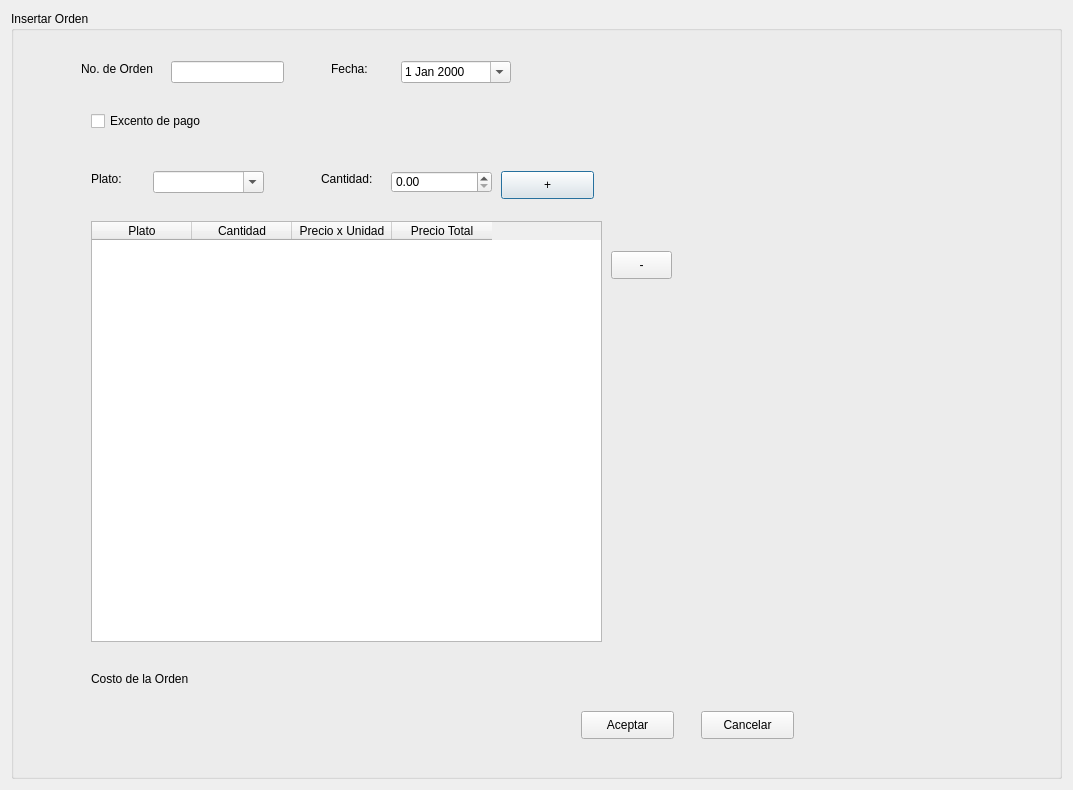
The window that RumbaBurger/form_insertarorden.ui (yordanlp/RumbaBurger) describes before a commit, drawn with Qt 5.
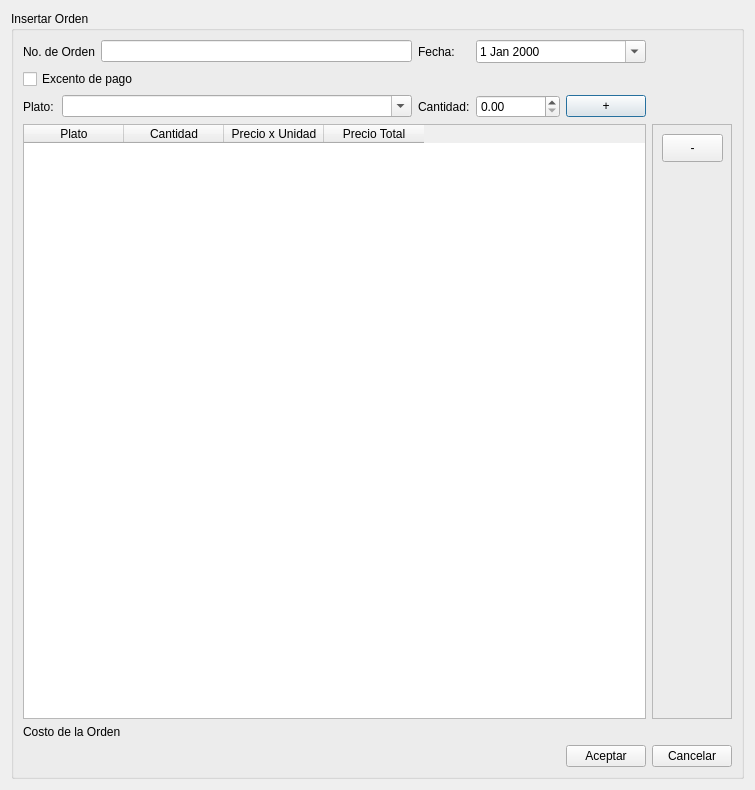
The same window after the commit.

The edit to the form file:
```diff
--- a/RumbaBurger/form_insertarorden.ui
+++ b/RumbaBurger/form_insertarorden.ui
@@ -6,7 +6,7 @@
    <rect>
     <x>0</x>
     <y>0</y>
-    <width>1073</width>
+    <width>755</width>
     <height>790</height>
    </rect>
   </property>
@@ -19,142 +19,113 @@
      <property name="title">
       <string>Insertar Orden</string>
      </property>
-     <widget class="QLineEdit" name="le_norder">
-      <property name="geometry">
-       <rect>
-        <x>160</x>
-        <y>50</y>
-        <width>113</width>
-        <height>22</height>
-       </rect>
-      </property>
-     </widget>
+     <layout class="QGridLayout" name="gridLayout_2">
+      <item row="0" column="0" colspan="2">
      <widget class="QLabel" name="label">
-      <property name="geometry">
-       <rect>
-        <x>70</x>
-        <y>50</y>
-        <width>81</width>
-        <height>16</height>
-       </rect>
-      </property>
       <property name="text">
        <string>No. de Orden</string>
       </property>
      </widget>
+      </item>
+      <item row="0" column="2">
+       <widget class="QLineEdit" name="le_norder"/>
+      </item>
+      <item row="0" column="3">
+       <widget class="QLabel" name="label_4">
+        <property name="text">
+         <string>Fecha:</string>
+        </property>
+       </widget>
+      </item>
+      <item row="0" column="4" colspan="2">
+       <widget class="QDateEdit" name="de_fecha">
+        <property name="currentSection">
+         <enum>QDateTimeEdit::DaySection</enum>
+        </property>
+        <property name="calendarPopup">
+         <bool>true</bool>
+        </property>
+       </widget>
+      </item>
+      <item row="1" column="0" colspan="3">
      <widget class="QCheckBox" name="cb_excento">
-      <property name="geometry">
-       <rect>
-        <x>80</x>
-        <y>100</y>
-        <width>131</width>
-        <height>20</height>
-       </rect>
-      </property>
       <property name="text">
        <string>Excento de pago</string>
       </property>
      </widget>
-     <widget class="QTableWidget" name="tw_platos">
-      <property name="geometry">
-       <rect>
-        <x>80</x>
-        <y>210</y>
-        <width>511</width>
-        <height>421</height>
-       </rect>
-      </property>
-      <column>
-       <property name="text">
-        <string>Plato</string>
-       </property>
-      </column>
-      <column>
-       <property name="text">
-        <string>Cantidad</string>
-       </property>
-      </column>
-      <column>
-       <property name="text">
-        <string>Precio x Unidad</string>
-       </property>
-      </column>
-      <column>
-       <property name="text">
-        <string>Precio Total</string>
-       </property>
-      </column>
-     </widget>
-     <widget class="QComboBox" name="cb_plato">
-      <property name="geometry">
-       <rect>
-        <x>142</x>
-        <y>160</y>
-        <width>111</width>
-        <height>22</height>
-       </rect>
-      </property>
-      <property name="editable">
-       <bool>true</bool>
-      </property>
-     </widget>
+      </item>
+      <item row="2" column="0">
      <widget class="QLabel" name="label_2">
-      <property name="geometry">
-       <rect>
-        <x>80</x>
-        <y>160</y>
-        <width>55</width>
-        <height>16</height>
-       </rect>
-      </property>
       <property name="text">
        <string>Plato:</string>
       </property>
      </widget>
+      </item>
+      <item row="2" column="1" colspan="2">
+       <widget class="QComboBox" name="cb_plato">
+        <property name="editable">
+         <bool>true</bool>
+        </property>
+       </widget>
+      </item>
+      <item row="2" column="3">
      <widget class="QLabel" name="label_3">
-      <property name="geometry">
-       <rect>
-        <x>310</x>
-        <y>160</y>
-        <width>61</width>
-        <height>16</height>
-       </rect>
-      </property>
       <property name="text">
        <string>Cantidad:</string>
       </property>
      </widget>
+      </item>
+      <item row="2" column="4">
      <widget class="QDoubleSpinBox" name="sb_cantidad">
-      <property name="geometry">
-       <rect>
-        <x>380</x>
-        <y>160</y>
-        <width>101</width>
-        <height>22</height>
-       </rect>
-      </property>
       <property name="maximum">
        <double>1000000000.990000009536743</double>
       </property>
      </widget>
+      </item>
+      <item row="2" column="5">
      <widget class="QPushButton" name="pb_add">
-      <property name="geometry">
-       <rect>
-        <x>490</x>
-        <y>160</y>
-        <width>93</width>
-        <height>28</height>
-       </rect>
-      </property>
       <property name="text">
        <string>+</string>
       </property>
      </widget>
+      </item>
+      <item row="3" column="0" colspan="6">
+       <widget class="QTableWidget" name="tw_platos">
+        <column>
+         <property name="text">
+          <string>Plato</string>
+         </property>
+        </column>
+        <column>
+         <property name="text">
+          <string>Cantidad</string>
+         </property>
+        </column>
+        <column>
+         <property name="text">
+          <string>Precio x Unidad</string>
+         </property>
+        </column>
+        <column>
+         <property name="text">
+          <string>Precio Total</string>
+         </property>
+        </column>
+       </widget>
+      </item>
+      <item row="3" column="6">
+       <widget class="QFrame" name="frame">
+        <property name="frameShape">
+         <enum>QFrame::StyledPanel</enum>
+        </property>
+        <property name="frameShadow">
+         <enum>QFrame::Raised</enum>
+        </property>
      <widget class="QPushButton" name="pb_del">
       <property name="geometry">
        <rect>
-        <x>600</x>
-        <y>240</y>
+           <x>10</x>
+           <y>10</y>
         <width>61</width>
         <height>28</height>
        </rect>
@@ -163,74 +134,30 @@
        <string>-</string>
       </property>
      </widget>
+       </widget>
+      </item>
+      <item row="4" column="0" colspan="7">
      <widget class="QLabel" name="l_costo">
-      <property name="geometry">
-       <rect>
-        <x>80</x>
-        <y>660</y>
-        <width>301</width>
-        <height>16</height>
-       </rect>
-      </property>
       <property name="text">
        <string>Costo de la Orden</string>
       </property>
      </widget>
+      </item>
+      <item row="5" column="5">
      <widget class="QPushButton" name="pb_accep">
-      <property name="geometry">
-       <rect>
-        <x>570</x>
-        <y>700</y>
-        <width>93</width>
-        <height>28</height>
-       </rect>
-      </property>
       <property name="text">
        <string>Aceptar</string>
       </property>
      </widget>
+      </item>
+      <item row="5" column="6">
      <widget class="QPushButton" name="pb_cancel">
-      <property name="geometry">
-       <rect>
-        <x>690</x>
-        <y>700</y>
-        <width>93</width>
-        <height>28</height>
-       </rect>
-      </property>
       <property name="text">
        <string>Cancelar</string>
       </property>
      </widget>
-     <widget class="QDateEdit" name="de_fecha">
-      <property name="geometry">
-       <rect>
-        <x>390</x>
-        <y>50</y>
-        <width>110</width>
-        <height>22</height>
-       </rect>
-      </property>
-      <property name="currentSection">
-       <enum>QDateTimeEdit::DaySection</enum>
-      </property>
-      <property name="calendarPopup">
-       <bool>true</bool>
-      </property>
-     </widget>
-     <widget class="QLabel" name="label_4">
-      <property name="geometry">
-       <rect>
-        <x>320</x>
-        <y>50</y>
-        <width>55</width>
-        <height>16</height>
-       </rect>
-      </property>
-      <property name="text">
-       <string>Fecha:</string>
-      </property>
-     </widget>
+      </item>
+     </layout>
     </widget>
    </item>
   </layout>
```
Lines whose indentation alone changed are shown as unchanged.
